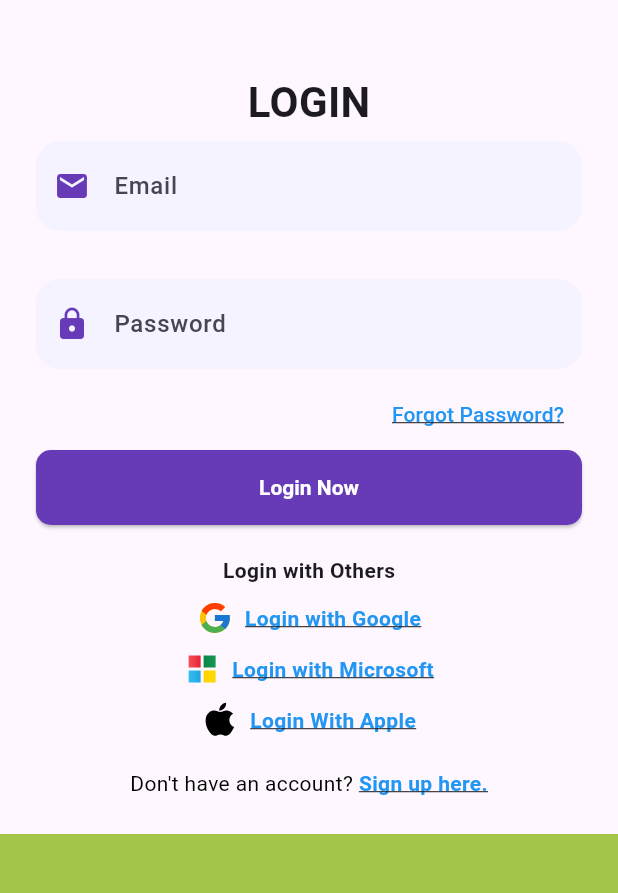
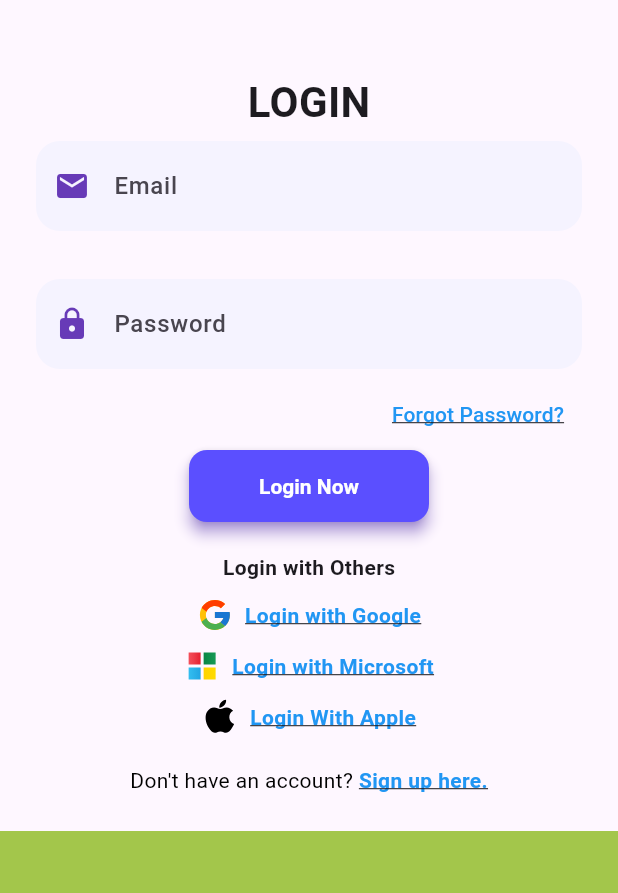
Before and after one commit to dataNerd65/TTIApp, a Flutter app: the screen it shows after launch, on a phone screen of 412 x 824 dp, the part 186-1079 px from its top. Run offline on Flutter 3.47's test engine with Material 3 defaults, Android fonts, the phone set to English and light mode, and no system bars; our stand-ins replace cloud_firestore, firebase_auth, firebase_core, flutter_svg, google_sign_in; accounts and stored records are empty.

Commit message:
Consistency still but DRY not yet: to do DRY

```diff
--- a/lib/screens/login_screen.dart
+++ b/lib/screens/login_screen.dart
@@ -121,9 +121,9 @@ class _LoginPanelState extends State<_LoginPanel> {
       } else if (e.code == 'invalid-email') {
         message = 'Invalid email address.';
       }
-      ScaffoldMessenger.of(context).showSnackBar(
-        SnackBar(content: Text(message)),
-      );
+      ScaffoldMessenger.of(
+        context,
+      ).showSnackBar(SnackBar(content: Text(message)));
     } catch (e) {
       if (!mounted) return;
       ScaffoldMessenger.of(context).showSnackBar(
@@ -226,18 +226,22 @@ class _LoginPanelState extends State<_LoginPanel> {
             ),
           ),
         ),
-        ElevatedButton(
+        Center(
+          child: ElevatedButton(
             onPressed: _isLoading ? null : _login,
             style: ElevatedButton.styleFrom(
-            backgroundColor: Colors.deepPurple,
+              backgroundColor: Color(0xFF5B4FFF),
               foregroundColor: Colors.white,
               textStyle: const TextStyle(fontWeight: FontWeight.bold),
-            minimumSize: const Size(double.infinity, 50),
+              minimumSize: const Size(160, 48),
               shape: RoundedRectangleBorder(
-              borderRadius: BorderRadius.circular(10),
+                borderRadius: BorderRadius.circular(12),
               ),
+              elevation: 4,
+              shadowColor: Colors.deepPurpleAccent,
             ),
-          child: _isLoading
+            child:
+                _isLoading
                     ? const SizedBox(
                       height: 20,
                       width: 20,
@@ -246,7 +250,11 @@ class _LoginPanelState extends State<_LoginPanel> {
                         valueColor: AlwaysStoppedAnimation<Color>(Colors.white),
                       ),
                     )
-              : const Text('Login Now'),
+                    : const Text(
+                      'Login Now',
+                      style: TextStyle(fontWeight: FontWeight.bold),
+                    ),
+          ),
         ),
         const SizedBox(height: 20),
         Row(
@@ -341,7 +349,9 @@ class _LoginPanelState extends State<_LoginPanel> {
                       onTap: () {
                         Navigator.push(
                           context,
-                          MaterialPageRoute(builder: (context) => const SignUpPage()),
+                          MaterialPageRoute(
+                            builder: (context) => const SignUpPage(),
+                          ),
                         );
                       },
                       child: const Text(
```
Lines whose indentation alone changed are shown as unchanged.
